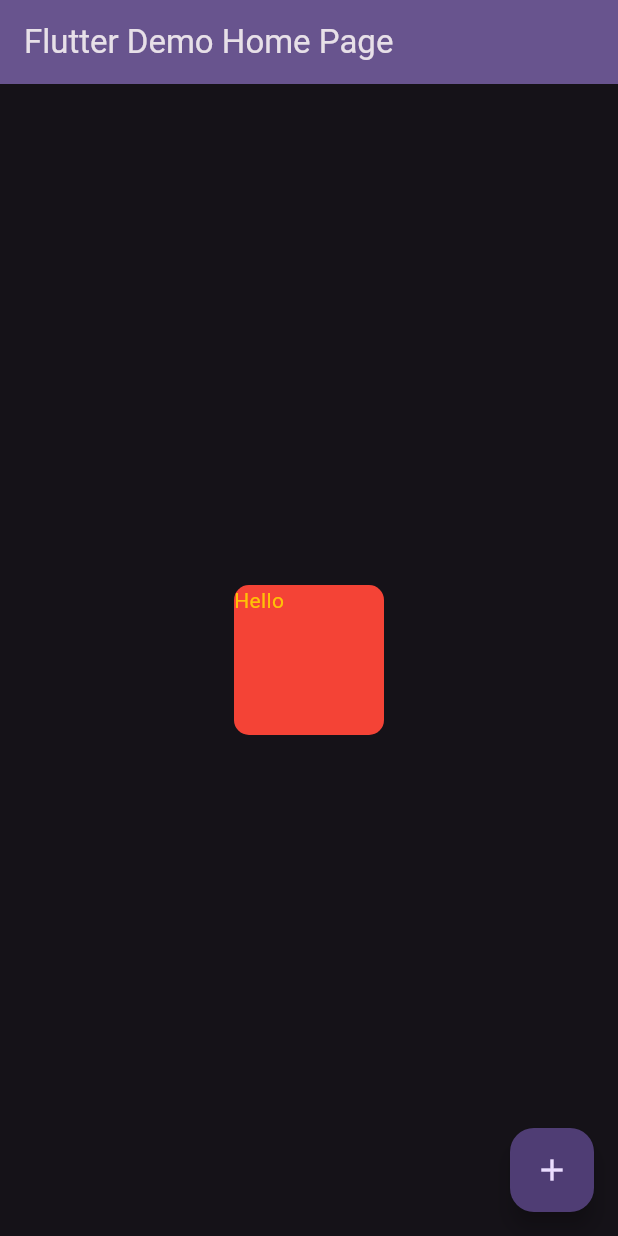
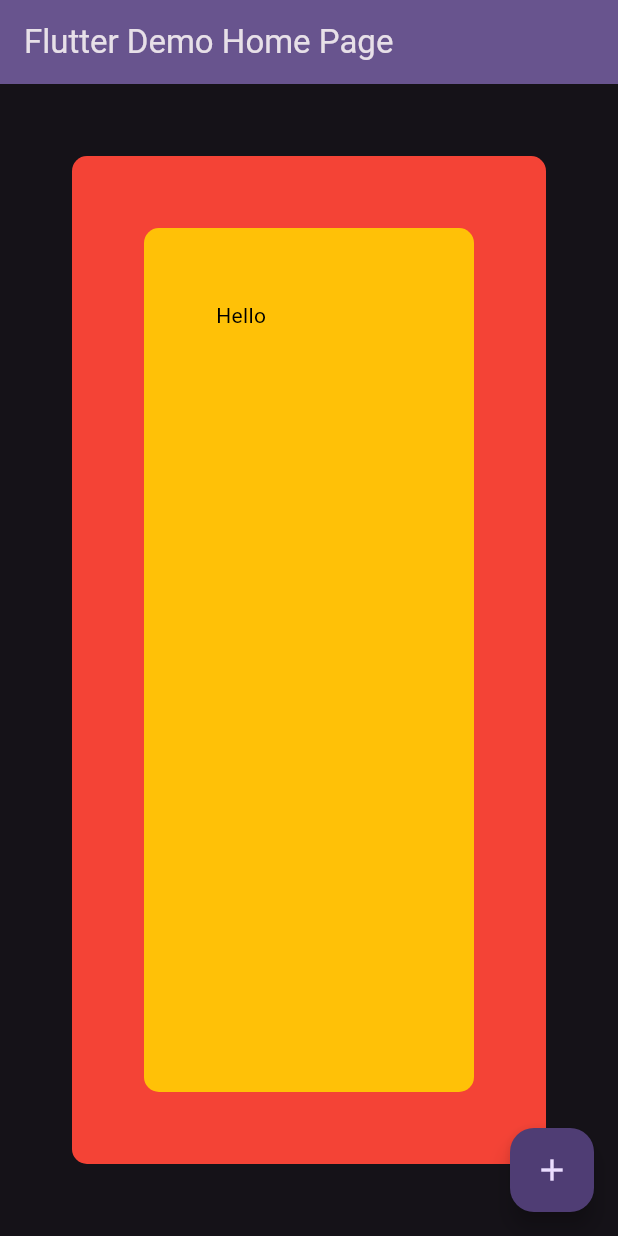
Before and after one commit to JalenYan/flutter-demo, a Flutter app: the screen it shows after launch, on a phone screen of 412 x 824 dp. Run offline on Flutter 3.47's test engine with Material 3 defaults, Android fonts, the phone set to English and light mode, and no system bars.

Commit message:
container

```diff
--- a/lib/main.dart
+++ b/lib/main.dart
@@ -93,13 +93,24 @@ class _MyHomePageState extends State<MyHomePage> {
         // Center is a layout widget. It takes a single child and positions it
         // in the middle of the parent.
         child: Container(
-          height: 100,
-          width: 100,
+          height: double.infinity,
+          width: double.infinity,
+          padding: EdgeInsets.all(48),
+          margin: EdgeInsets.all(48),
           decoration: BoxDecoration(
             borderRadius: BorderRadius.circular(10),
             color: Colors.red,
           ),
-          child: Text('Hello', style: TextStyle(color: Colors.amber)),
+          child: Container(
+            height: double.infinity,
+            width: double.infinity,
+            padding: EdgeInsets.all(48),
+            decoration: BoxDecoration(
+              borderRadius: BorderRadius.circular(10),
+              color: Colors.amber,
+            ),
+            child: Text('Hello', style: TextStyle(color: Colors.black)),
+          ),
         ),
       ),
       floatingActionButton: FloatingActionButton(
```
